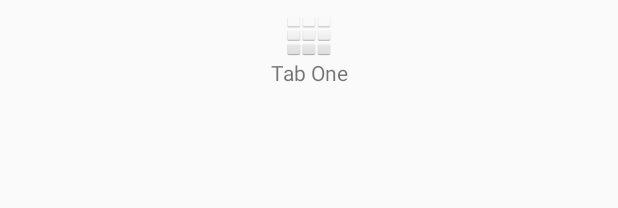
After one commit to williamgdev/CustomViews, an Android app: the layout item_tab_layout.xml on its own in the app's theme, with its tools: preview values and no code run, on a phone screen of 412 x 824 dp. The commit adds this screen. Shown: the top 208 px of the screen. Run offline under Robolectric (Android 15) with nearby library versions, the phone set to English and light mode, and no system bars.

Commit message:
Added Icon and Text To the tabs

```diff
--- /dev/null
+++ b/app/src/main/res/layout/item_tab_layout.xml
@@ -0,0 +1,32 @@
+<?xml version="1.0" encoding="utf-8"?>
+<layout xmlns:android="http://schemas.android.com/apk/res/android"
+    xmlns:app="http://schemas.android.com/apk/res-auto"
+    xmlns:tools="http://schemas.android.com/tools">
+
+    <androidx.constraintlayout.widget.ConstraintLayout
+        android:layout_width="match_parent"
+        android:layout_height="wrap_content"
+        android:layout_margin="8dp"
+        android:minHeight="50dp">
+
+        <ImageView
+            android:id="@+id/imageTab"
+            android:layout_width="wrap_content"
+            android:layout_height="0dp"
+            android:src="@android:drawable/ic_dialog_dialer"
+            app:layout_constraintBottom_toTopOf="@+id/textTab"
+            app:layout_constraintEnd_toEndOf="parent"
+            app:layout_constraintStart_toStartOf="parent"
+            app:layout_constraintTop_toTopOf="parent" />
+
+        <TextView
+            android:id="@+id/textTab"
+            android:layout_width="wrap_content"
+            android:layout_height="wrap_content"
+            android:text="Tab One"
+            app:layout_constraintBottom_toBottomOf="parent"
+            app:layout_constraintEnd_toEndOf="parent"
+            app:layout_constraintStart_toStartOf="parent" />
+
+    </androidx.constraintlayout.widget.ConstraintLayout>
+</layout>
```
Also changed, not shown: app/src/main/java/com/adnroid/devcuba/messengerproject/swipetabs/SwipeTabsActivity.kt (+18 -2 lines), app/src/main/res/layout/activity_swipe_tabs.xml (+12 -4 lines), 1 other file.
